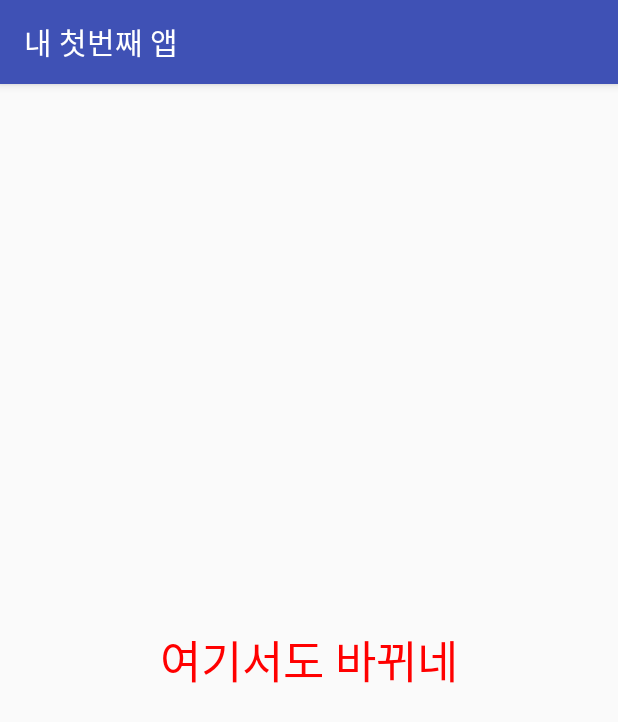
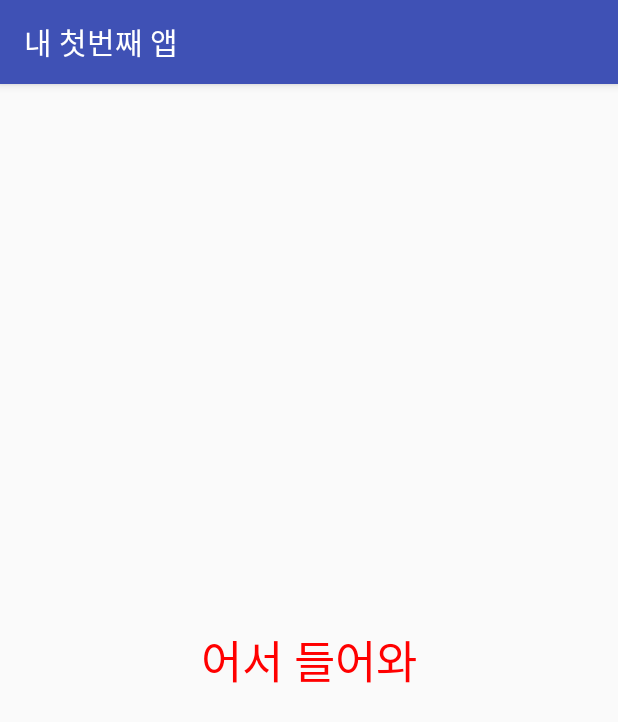
Before and after one commit to lmjing/AndroidStudy, an Android app: the screen it shows after launch (MyActivity), on a phone screen of 412 x 824 dp. Shown: the top 722 px of the screen. Run offline under Robolectric (Android 15) with nearby library versions, the phone set to English and light mode, and no system bars.

Commit message:
java 에서 string resource 참조

```diff
--- a/Week2/MyApplication2/app/src/main/java/com/ourincheon/myapplication2/MyActivity.java
+++ b/Week2/MyApplication2/app/src/main/java/com/ourincheon/myapplication2/MyActivity.java
@@ -12,6 +12,7 @@ public class MyActivity extends AppCompatActivity {
         setContentView(R.layout.activity_my);
 
         TextView tv = (TextView)findViewById(R.id.myTextView);
-        tv.setText("여기서도 바뀌네"); // android:text = " ... "과 동일
+        String str = getString(R.string.my_msg);
+        tv.setText(str); // android:text = " ... "과 동일
     }
 }
--- a/Week2/MyApplication2/app/src/main/res/layout/activity_my.xml
+++ b/Week2/MyApplication2/app/src/main/res/layout/activity_my.xml
@@ -10,7 +10,7 @@
         android:id="@+id/myTextView"
         android:layout_width="wrap_content"
         android:layout_height="wrap_content"
-        android:text="@string/hello_str"
+        android:text="@string/my_msg"
         android:textSize="30sp"
         android:textColor="@color/colorRed"
         app:layout_constraintBottom_toBottomOf="parent"
--- a/Week2/MyApplication2/app/src/main/res/values/strings.xml
+++ b/Week2/MyApplication2/app/src/main/res/values/strings.xml
@@ -1,4 +1,4 @@
 <resources>
     <string name="app_name">내 첫번째 앱</string>
-    <string name="hello_str">어서 들어와</string>
+    <string name="my_msg">어서 들어와</string>
 </resources>
```
